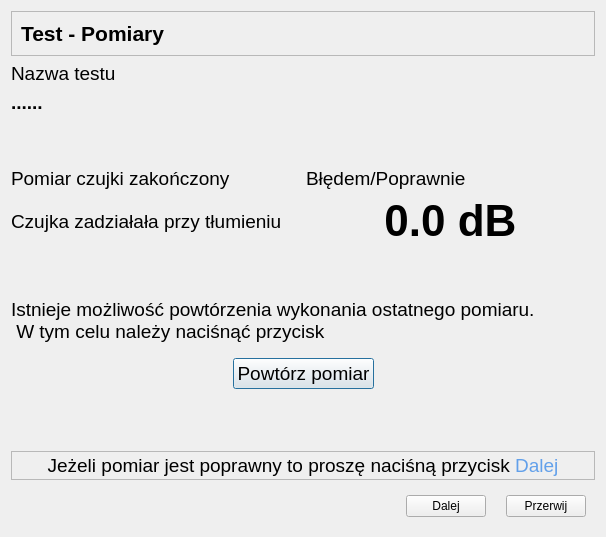
Before: the Qt Designer form CzujkiLinioweApp/oknowynikbadaniatlumienia.ui in wiacekmarcin/CzujkiLiniowe, drawn with Qt 5.
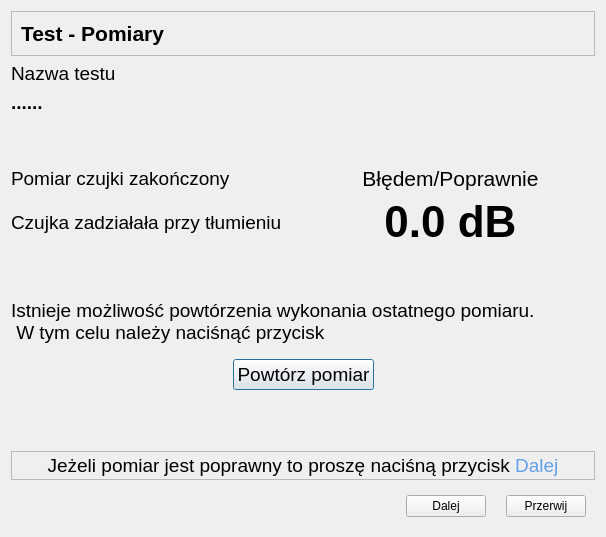
After: the same form once the commit is applied. Icons and pictures are not drawn.

The edit to the form file:
```diff
--- a/CzujkiLinioweApp/oknowynikbadaniatlumienia.ui
+++ b/CzujkiLinioweApp/oknowynikbadaniatlumienia.ui
@@ -159,12 +159,15 @@
     <widget class="QLabel" name="result">
      <property name="font">
       <font>
-       <pointsize>14</pointsize>
+       <pointsize>16</pointsize>
       </font>
      </property>
      <property name="text">
       <string>Błędem/Poprawnie</string>
      </property>
+     <property name="alignment">
+      <set>Qt::AlignCenter</set>
+     </property>
     </widget>
    </item>
    <item row="7" column="0" colspan="2">
```
